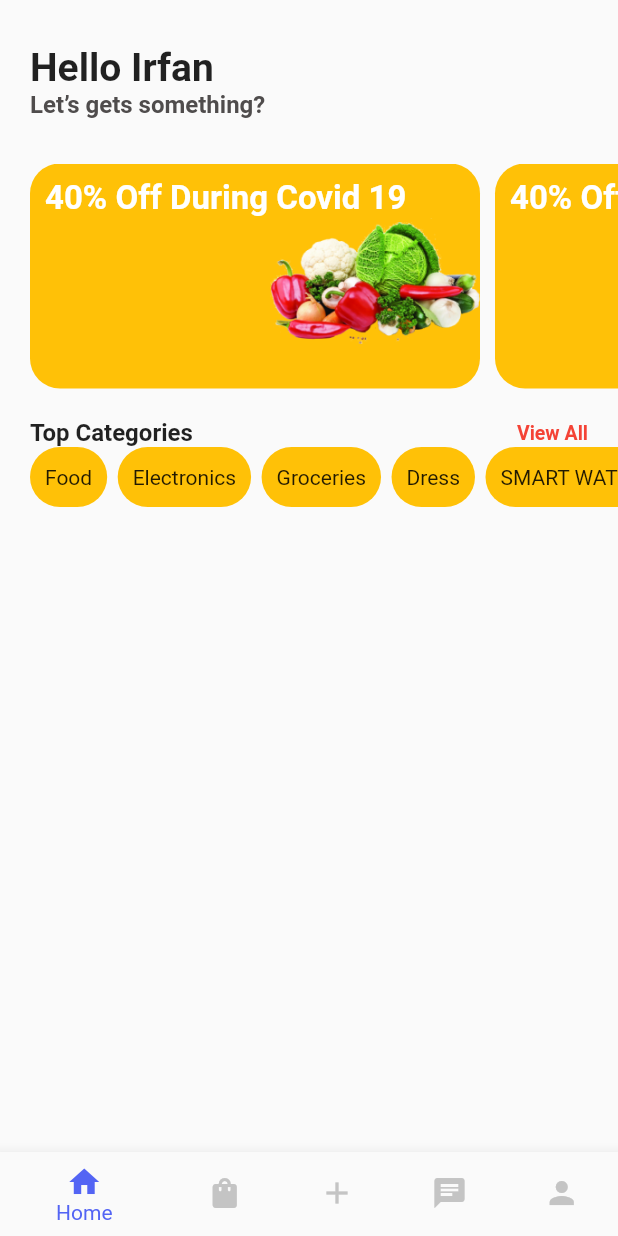
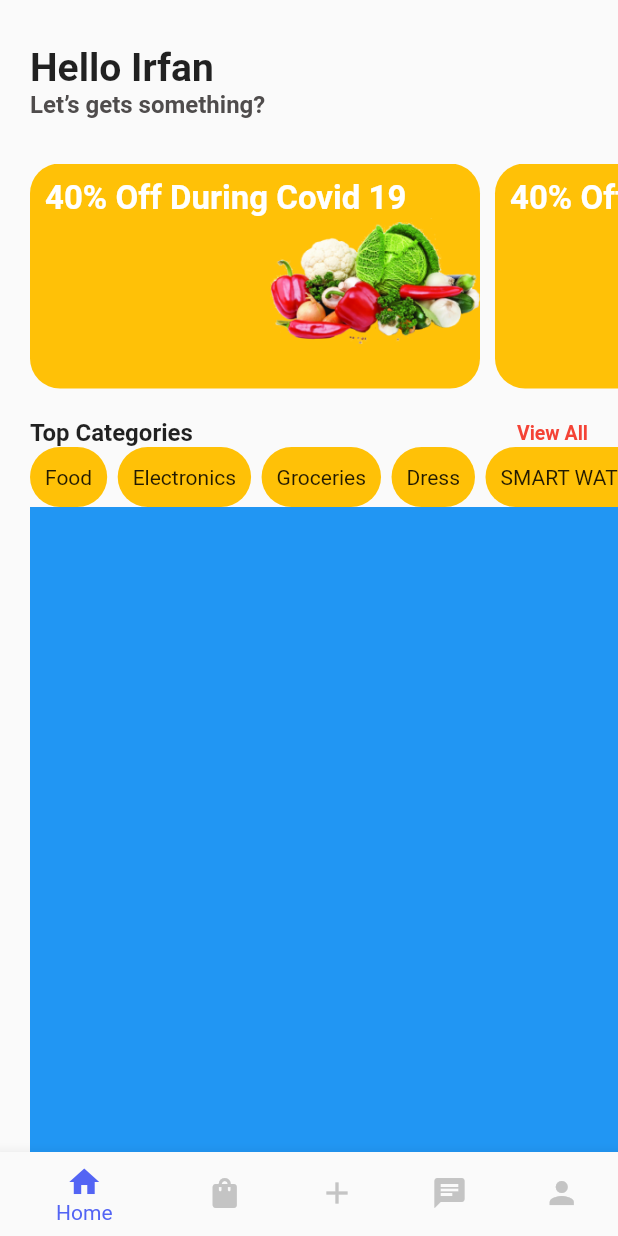
Before and after one commit to irfan701/Flutter, a Flutter app: the screen it shows after launch, on a phone screen of 412 x 824 dp. Run offline on Flutter 3.47's test engine with Material 2 defaults, Android fonts, the light colour scheme and no system bars.

Commit message:
Expanded
Joto Toko Jiaga asey pora nitey sayle

```diff
--- a/bin/day4/first_app/lib/pages/home.dart
+++ b/bin/day4/first_app/lib/pages/home.dart
@@ -166,7 +166,14 @@ class HomeScreen extends StatelessWidget {
                         ),
                       );
                     }),
-              )
+              ),
+              SizedBox(
+                width: 5,
+              ),
+              Expanded(
+                  child: Container(
+                color: Colors.blue,
+              ))
             ],
             crossAxisAlignment: CrossAxisAlignment.start,
           ),
```
